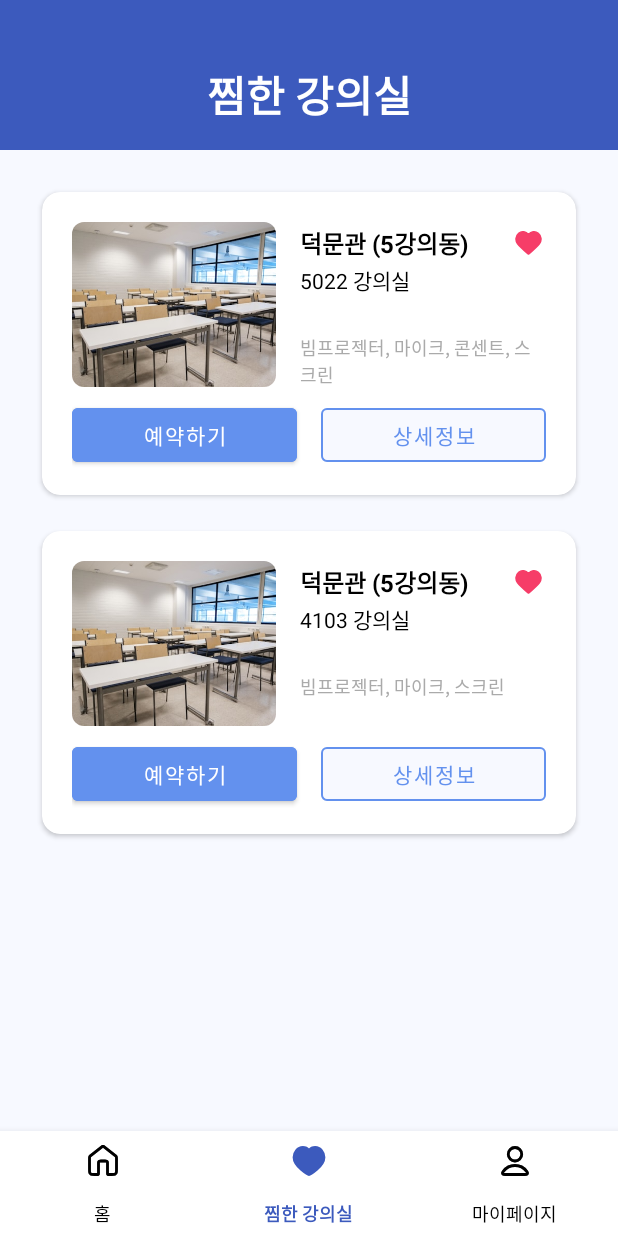
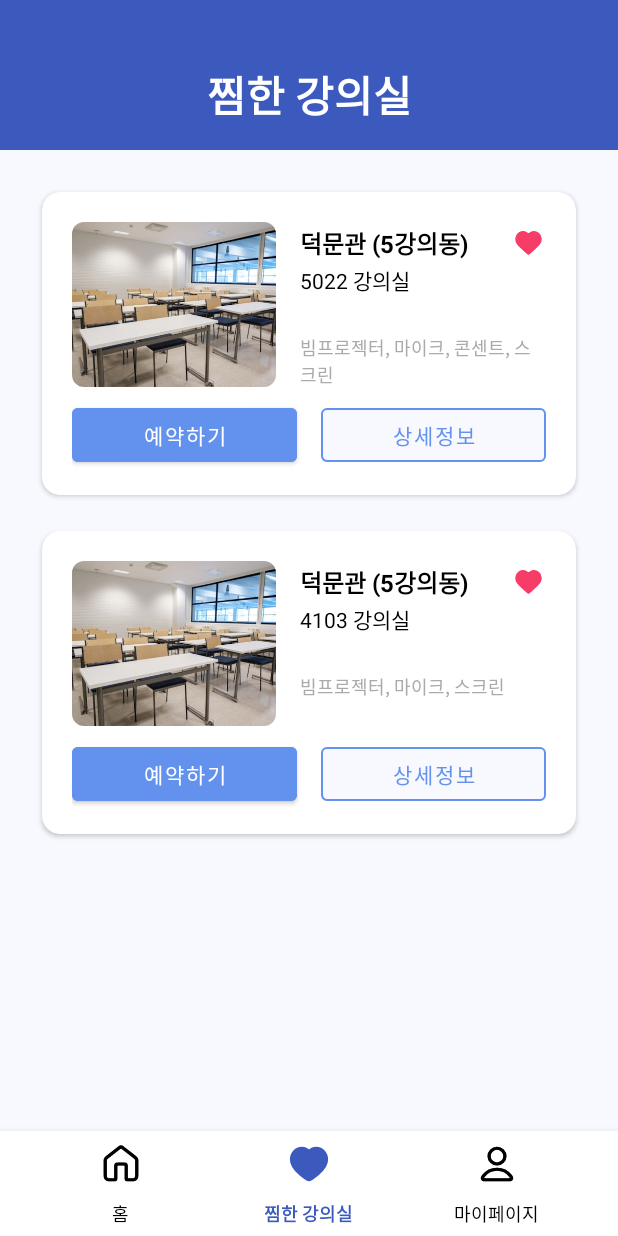
Before and after one commit to Dhuns/2025_Pick_Dream, an Android app: the MainActivity screen opened directly, with no data from a screen before it, item 2 of the bottom bar chosen, on a phone screen of 412 x 824 dp. Run offline under Robolectric (Android 15) with nearby library versions, the phone set to English and light mode, and no system bars.

Commit message:
하단 네비게이션 바 수정 최종

```diff
--- /dev/null
+++ b/app/src/main/res/drawable/bottom_nav_item_background.xml
@@ -0,0 +1,3 @@
+<selector xmlns:android="http://schemas.android.com/apk/res/android">
+    <item android:drawable="@android:color/transparent"/>
+</selector>
--- a/app/src/main/res/drawable/ic_heart_border.xml
+++ b/app/src/main/res/drawable/ic_heart_border.xml
@@ -1,8 +1,13 @@
 <vector xmlns:android="http://schemas.android.com/apk/res/android"
-    android:width="16dp"
-    android:height="14dp"
-    android:viewportWidth="16"
-    android:viewportHeight="14">
+    android:width="18dp"
+    android:height="16dp"
+    android:viewportWidth="18"
+    android:viewportHeight="16">
+  <group
+      android:scaleX="1.22"
+      android:scaleY="1.23"
+      android:translateX="-0.75"
+      android:translateY="-0.6">
     <path
         android:strokeWidth="1"
         android:pathData="M7.996,2.424C6.663,0.866 4.44,0.446 2.77,1.873C1.1,3.3 0.865,5.686 2.176,7.374C3.267,8.777 6.567,11.736 7.648,12.694C7.769,12.801 7.83,12.855 7.9,12.876C7.962,12.894 8.029,12.894 8.091,12.876C8.161,12.855 8.222,12.801 8.343,12.694C9.425,11.736 12.724,8.777 13.815,7.374C15.126,5.686 14.92,3.285 13.221,1.873C11.523,0.461 9.328,0.866 7.996,2.424Z"
@@ -11,4 +16,5 @@
         android:fillType="evenOdd"
         android:strokeColor="#8E8E8E"
         android:strokeLineCap="round"/>
+  </group>
 </vector>
--- a/app/src/main/res/drawable/ic_home_filled.xml
+++ b/app/src/main/res/drawable/ic_home_filled.xml
@@ -1,8 +1,11 @@
 <vector xmlns:android="http://schemas.android.com/apk/res/android"
-    android:width="22dp"
-    android:height="23dp"
-    android:viewportWidth="22"
-    android:viewportHeight="23">
+    android:width="26dp"
+    android:height="26dp"
+    android:viewportWidth="26"
+    android:viewportHeight="26">
+  <group
+      android:translateX="2"
+      android:translateY="1">
     <path
         android:pathData="M12.064,1.994C11.684,1.698 11.493,1.55 11.283,1.493C11.098,1.443 10.902,1.443 10.717,1.493C10.507,1.55 10.316,1.698 9.936,1.994L2.588,7.709C2.097,8.091 1.852,8.282 1.675,8.521C1.518,8.733 1.401,8.972 1.33,9.225C1.25,9.512 1.25,9.823 1.25,10.445V18.283C1.25,19.497 1.25,20.103 1.486,20.567C1.694,20.975 2.025,21.306 2.433,21.514C2.897,21.75 3.503,21.75 4.717,21.75H6.883C7.187,21.75 7.338,21.75 7.454,21.691C7.556,21.639 7.639,21.556 7.691,21.454C7.75,21.338 7.75,21.187 7.75,20.883V13.733C7.75,13.126 7.75,12.823 7.868,12.591C7.972,12.387 8.138,12.222 8.342,12.118C8.573,12 8.877,12 9.483,12H12.517C13.123,12 13.427,12 13.658,12.118C13.862,12.222 14.028,12.387 14.132,12.591C14.25,12.823 14.25,13.126 14.25,13.733V20.883C14.25,21.187 14.25,21.338 14.309,21.454C14.361,21.556 14.444,21.639 14.546,21.691C14.662,21.75 14.813,21.75 15.117,21.75H17.283C18.497,21.75 19.104,21.75 19.567,21.514C19.975,21.306 20.306,20.975 20.514,20.567C20.75,20.103 20.75,19.497 20.75,18.283V10.445C20.75,9.823 20.75,9.512 20.67,9.225C20.599,8.972 20.482,8.733 20.325,8.521C20.148,8.282 19.903,8.091 19.412,7.709L12.064,1.994Z"
         android:strokeLineJoin="round"
@@ -10,4 +13,5 @@
         android:fillColor="#3C5ABD"
         android:strokeColor="#3C5ABD"
         android:strokeLineCap="round"/>
+  </group>
 </vector>
--- a/app/src/main/res/layout/activity_main.xml
+++ b/app/src/main/res/layout/activity_main.xml
@@ -29,14 +29,18 @@
         android:background="@android:color/white"
         android:minHeight="70dp"
         android:elevation="8dp"
+        android:paddingStart="18dp"
+        android:paddingEnd="18dp"
         app:itemHorizontalTranslationEnabled="false"
         app:menu="@menu/bottom_nav_menu"
         app:itemIconTint="@color/selector_bottom_nav"
         app:itemTextColor="@color/selector_bottom_nav"
         app:itemTextAppearanceActive="@style/BottomNavText"
         app:itemTextAppearanceInactive="@style/BottomNavText"
+        app:itemIconSize="28dp"
         app:layout_constraintBottom_toBottomOf="parent"
         app:layout_constraintStart_toStartOf="parent"
-        app:layout_constraintEnd_toEndOf="parent" />
+        app:layout_constraintEnd_toEndOf="parent"
+        app:itemBackground="@drawable/bottom_nav_item_background" />
 
 </androidx.constraintlayout.widget.ConstraintLayout>
```
Lines whose indentation alone changed are shown as unchanged.
